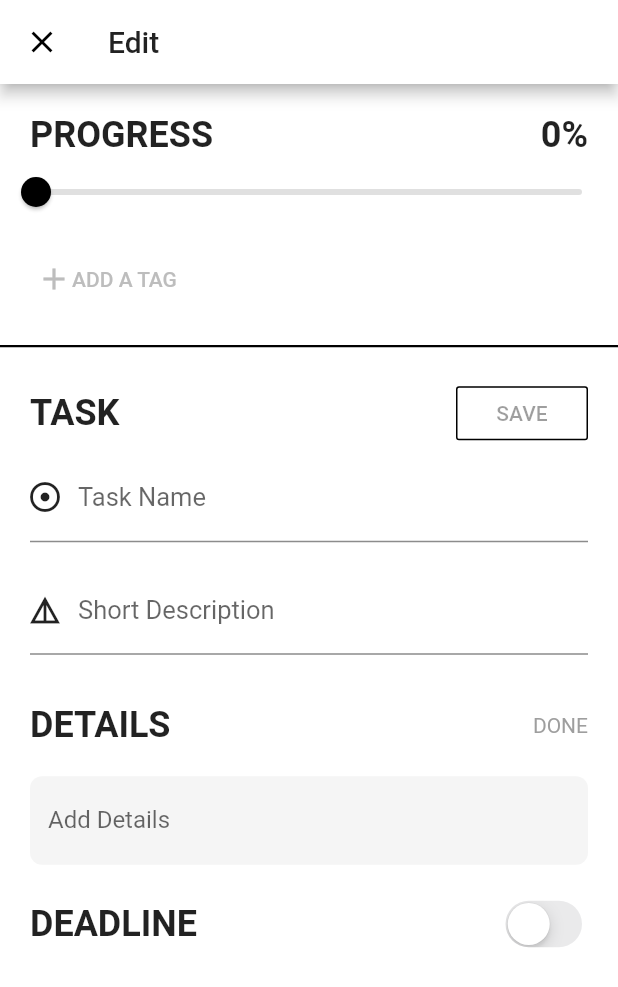
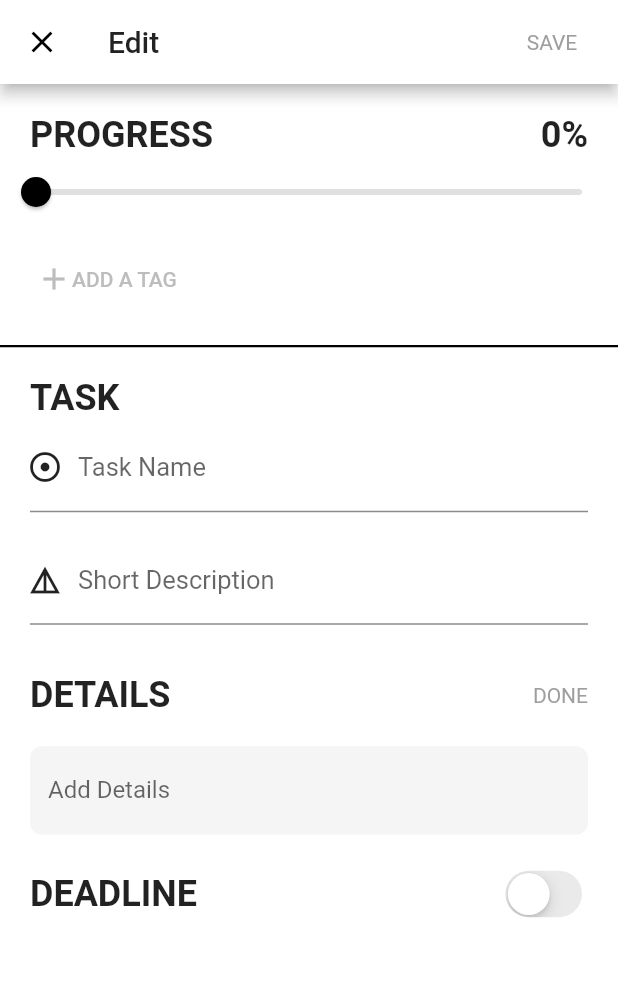
Before and after one commit to threetwotwo/elliot, a Flutter app: the screen it shows after launch, after a tap on "ADD NEW TASK", on a phone screen of 412 x 824 dp. Shown: the top 987 px of the screen. Run offline on Flutter 3.47's test engine with Material 2 defaults, Android fonts, the phone set to English and light mode, and no system bars; our stand-ins replace date_format, dotted_border, flutter_colorpicker, sqflite; accounts and stored records are empty; Roboto replaces fonts that are missing (Futura).

Commit message:
rename task_list to home alert dialog to delete all tasks

```diff
--- a/lib/data/database_manager.dart
+++ b/lib/data/home_database_manager.dart
@@ -2,15 +2,15 @@ import 'package:elliot/models/task.dart';
 import 'package:path/path.dart';
 import 'package:sqflite/sqflite.dart';
 
-class DatabaseManager {
+class HomeDatabase {
   // This is the actual database filename that is saved in the docs directory.
   static final _databaseName = "MyDatabase.db";
   // Increment this version when you need to change the schema.
   static final _databaseVersion = 1;
 
 // Make this a singleton class.
-  DatabaseManager._privateConstructor();
-  static final instance = DatabaseManager._privateConstructor();
+  HomeDatabase._privateConstructor();
+  static final instance = HomeDatabase._privateConstructor();
 
   // Only allow a single open connection to the database.
   static Database _database;
@@ -82,6 +82,11 @@ class DatabaseManager {
     await db.delete('tasks', where: "id = ?", whereArgs: [id]);
   }
 
+  Future<void> deleteAll() async {
+    Database db = await database;
+    await db.delete('tasks');
+  }
+
   Future<List<Task>> queryTask(int id) async {
     Database db = await database;
     List<Map> maps = await db.query(
--- a/lib/main.dart
+++ b/lib/main.dart
@@ -1,17 +1,13 @@
 import 'package:elliot/models/task.dart';
 import 'package:elliot/pages/edit_page.dart';
-import 'package:elliot/pages/task_list_page.dart';
+import 'package:elliot/pages/home_page.dart';
 import 'package:elliot/view_models/edit_model.dart';
-import 'package:elliot/view_models/task_list_model.dart';
+import 'package:elliot/view_models/home_model.dart';
 import 'package:flutter/cupertino.dart';
 import 'package:flutter/material.dart';
 import 'package:provider/provider.dart';
 
-import 'data/database_manager.dart';
-
 void main() => runApp(MyApp());
-
-final GlobalKey tabBarGlobalKey = GlobalKey();
 
 class MyApp extends StatelessWidget {
   // This widget is the root of your application.
@@ -20,12 +16,11 @@ class MyApp extends StatelessWidget {
     return MultiProvider(
       providers: [
         ChangeNotifierProvider(
-          builder: (context) => TaskListModel(),
+          builder: (context) => HomeModel(),
         ),
         ChangeNotifierProvider(
           builder: (context) => EditModel(),
         ),
-        Provider(builder: (context) => tabBarGlobalKey),
       ],
       child: MaterialApp(
         title: 'Flutter Demo',
@@ -37,18 +32,18 @@ class MyApp extends StatelessWidget {
           // Define the default font family.
           fontFamily: 'Futura',
         ),
-        home: HomePage(),
+        home: MainPage(),
       ),
     );
   }
 }
 
-class HomePage extends StatefulWidget {
+class MainPage extends StatefulWidget {
   @override
-  _HomePageState createState() => _HomePageState();
+  _MainPageState createState() => _MainPageState();
 }
 
-class _HomePageState extends State<HomePage> {
+class _MainPageState extends State<MainPage> {
   final _pageController = PageController();
 
   @override
@@ -81,10 +76,10 @@ class _HomePageState extends State<HomePage> {
         controller: _pageController,
         onPageChanged: (i) => print(i),
         children: <Widget>[
-          Consumer<TaskListModel>(
+          Consumer<HomeModel>(
             builder: (context, model, _) {
               model.initTasks();
-              return TaskListPage();
+              return HomePage();
             },
           ),
           Container(
--- a/lib/pages/edit_page.dart
+++ b/lib/pages/edit_page.dart
@@ -1,12 +1,12 @@
 import 'package:date_format/date_format.dart';
 import 'package:elliot/components/headline.dart';
 import 'package:elliot/components/tag_search.dart';
-import 'package:elliot/data/database_manager.dart';
+import 'package:elliot/data/home_database_manager.dart';
 import 'package:elliot/models/task.dart';
 import 'package:elliot/tags/tag_sticker.dart';
 import 'package:elliot/view_models/edit_model.dart';
 import 'package:elliot/view_models/progress_model.dart';
-import 'package:elliot/view_models/task_list_model.dart';
+import 'package:elliot/view_models/home_model.dart';
 import 'package:flutter/cupertino.dart';
 import 'package:flutter/material.dart';
 import 'package:provider/provider.dart';
@@ -24,8 +24,6 @@ class _EditPageState extends State<EditPage> {
   final _descriptionController = TextEditingController();
   final _detailsController = TextEditingController();
 
-  bool _enableSaveButton = false;
-
   Task currentTask;
 
   @override
@@ -35,7 +33,6 @@ class _EditPageState extends State<EditPage> {
     _titleController.text = task.title;
     _descriptionController.text = task.description;
     _detailsController.text = task.details;
-    _titleController.addListener(_monitorTitleTextLength);
     super.initState();
   }
 
@@ -49,12 +46,41 @@ class _EditPageState extends State<EditPage> {
   @override
   Widget build(BuildContext context) {
     var editModel = Provider.of<EditModel>(context);
-    var taskListModel = Provider.of<TaskListModel>(context);
+    var taskListModel = Provider.of<HomeModel>(context);
 
     return Scaffold(
       appBar: AppBar(
         automaticallyImplyLeading: true,
         title: Text('Edit'),
+        actions: <Widget>[
+          FlatButton(
+            onPressed: _titleController.text.isEmpty
+                ? null
+                : () {
+                    if (_titleController.text.isEmpty) return null;
+                    final newTask = currentTask.copyWith(
+                      tag: editModel.task.tag,
+                      title: _titleController.text,
+                      description: _descriptionController.text,
+                      details: _detailsController.text,
+                      progress: currentTask.progress,
+                      deadline: currentTask.deadline,
+                      dateCreated: DateTime.now(),
+                    );
+                    taskListModel.task(newTask);
+                    HomeDatabase.instance.insert(newTask);
+                  },
+            child: Text(
+              'Save'.toUpperCase(),
+              style: TextStyle(
+                color: _titleController.text.isEmpty
+                    ? Colors.grey
+                    : Colors.blueAccent,
+                fontWeight: FontWeight.normal,
+              ),
+            ),
+          ),
+        ],
       ),
       backgroundColor: Colors.white,
       body: SafeArea(
@@ -123,26 +149,7 @@ class _EditPageState extends State<EditPage> {
                 SizedBox(height: 20),
                 Headline(
                   title: 'task',
-                  trailing: OutlineButton(
-                    borderSide: BorderSide(color: Colors.black),
-                    onPressed: !_enableSaveButton
-                        ? null
-                        : () {
-                            if (_titleController.text.isEmpty) return null;
-                            final newTask = currentTask.copyWith(
-                              tag: editModel.task.tag,
-                              title: _titleController.text,
-                              description: _descriptionController.text,
-                              details: _detailsController.text,
-                              progress: currentTask.progress,
-                              deadline: currentTask.deadline,
-                              dateCreated: DateTime.now(),
-                            );
-                            taskListModel.task(newTask);
-                            DatabaseManager.instance.insert(newTask);
-                          },
-                    child: Text('Save'.toUpperCase()),
-                  ),
+                  trailing: null,
                 ),
                 AddTaskTextField(
 //                    autoFocus: true,
@@ -177,12 +184,6 @@ class _EditPageState extends State<EditPage> {
         ),
       ),
     );
-  }
-
-  void _monitorTitleTextLength() {
-    setState(() {
-      _enableSaveButton = _titleController.text.isNotEmpty;
-    });
   }
 }
 
@@ -441,10 +442,10 @@ void goToTagSearchPage(BuildContext context) {
 String formattedDate(DateTime deadline) {
   final shouldShowYear = deadline.year != DateTime.now().year;
   final formattedDate = formatDate(deadline, [
-    dd,
-    ' ',
     M,
     ' ',
+    d,
+    shouldShowYear ? ', ' : ' ',
     shouldShowYear ? yyyy : '',
     ' • ',
     h,
--- a/lib/pages/task_list_page.dart
+++ b/lib/pages/home_page.dart
@@ -1,23 +1,24 @@
+import 'package:date_format/date_format.dart';
 import 'package:elliot/components/empty_screen.dart';
 import 'package:elliot/components/headline.dart';
 import 'package:elliot/components/sort_buttons_builder.dart';
 import 'package:elliot/components/task_list_item.dart';
-import 'package:elliot/data/database_manager.dart';
+import 'package:elliot/data/home_database_manager.dart';
 import 'package:elliot/models/task.dart';
 import 'package:elliot/view_models/edit_model.dart';
-import 'package:elliot/view_models/task_list_model.dart';
+import 'package:elliot/view_models/home_model.dart';
 import 'package:flutter/cupertino.dart';
 import 'package:flutter/material.dart';
 import 'package:provider/provider.dart';
 
 import 'edit_page.dart';
 
-class TaskListPage extends StatefulWidget {
+class HomePage extends StatefulWidget {
   @override
-  _TaskListPageState createState() => _TaskListPageState();
+  _HomePageState createState() => _HomePageState();
 }
 
-class _TaskListPageState extends State<TaskListPage> {
+class _HomePageState extends State<HomePage> {
   @override
   initState() {
     super.initState();
@@ -25,14 +26,58 @@ class _TaskListPageState extends State<TaskListPage> {
 
   @override
   Widget build(BuildContext context) {
-    TaskListModel taskModel = Provider.of<TaskListModel>(context);
-    final List<Task> tasks = taskModel.tasks;
+    HomeModel homeModel = Provider.of<HomeModel>(context);
+    final List<Task> tasks = homeModel.tasks;
 
     return Scaffold(
       appBar: AppBar(
         title: Headline(
           title: 'Tasks',
-          trailing: Icon(Icons.sort_by_alpha),
+          trailing: GestureDetector(
+            onLongPress: () {
+              showDialog(
+                  context: context,
+                  builder: (context) {
+                    return AlertDialog(
+                      title: Text('Are you sure you want to '
+                          'delete all tasks?'),
+                      content: Text(
+                        'This action cannot be undone.',
+                        style: TextStyle(color: Colors.grey),
+                      ),
+                      actions: <Widget>[
+                        FlatButton(
+                          onPressed: () => Navigator.of(context).pop(),
+                          child: Text('Cancel'.toUpperCase()),
+                        ),
+                        FlatButton(
+                          onPressed: () {
+                            HomeDatabase.instance.deleteAll();
+                            return Navigator.of(context).pop();
+                          },
+                          child: Text(
+                            'delete'.toUpperCase(),
+                            style: TextStyle(color: Colors.red),
+                          ),
+                        ),
+                      ],
+                    );
+                  });
+            },
+            child: Text(
+              formatDate(DateTime.now(), [
+                D,
+                ', ',
+                M,
+                ' ',
+                d,
+              ]).toUpperCase(),
+              style: TextStyle(
+                color: Colors.grey,
+                fontSize: 15,
+              ),
+            ),
+          ),
         ),
       ),
       body: SafeArea(
@@ -73,15 +118,13 @@ class _TaskListPageState extends State<TaskListPage> {
                               //delete task
                               if (direction == DismissDirection.endToStart) {
                                 //update UI by updating the view model
-                                taskModel.remove(tasks[index].id);
+                                homeModel.remove(tasks[index].id);
                                 //update database
-                                DatabaseManager.instance
-                                    .delete(tasks[index].id);
+                                HomeDatabase.instance.delete(tasks[index].id);
                               } else if (direction ==
                                   DismissDirection.startToEnd) {
-                                taskModel.remove(tasks[index].id);
-                                DatabaseManager.instance
-                                    .delete(tasks[index].id);
+                                homeModel.remove(tasks[index].id);
+                                HomeDatabase.instance.delete(tasks[index].id);
                                 //TODO: move task to another database
                               } else
                                 return;
--- a/lib/view_models/task_list_model.dart
+++ b/lib/view_models/home_model.dart
@@ -1,14 +1,14 @@
-import 'package:elliot/data/database_manager.dart';
+import 'package:elliot/data/home_database_manager.dart';
 import 'package:elliot/models/task.dart';
 import 'package:flutter/foundation.dart';
 
-class TaskListModel extends ChangeNotifier {
+class HomeModel extends ChangeNotifier {
   List<Task> _tasks = [];
 
   get tasks => _tasks;
 
   Future initTasks() async {
-    _tasks = await DatabaseManager.instance.getTasks();
+    _tasks = await HomeDatabase.instance.getTasks();
     notifyListeners();
   }
 
```
Also changed, not shown: lib/components/task_list_item.dart (+7 -17 lines), lib/data/history_database_manager.dart (added, +101 -0 lines).
